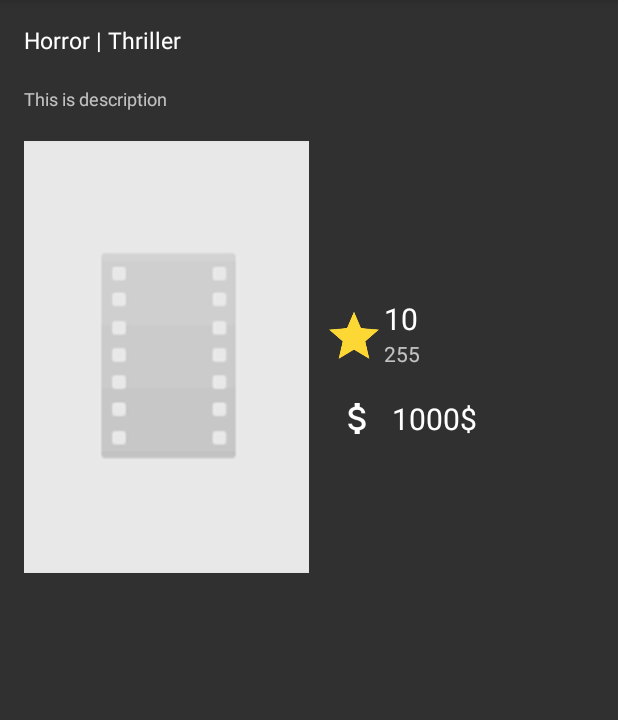
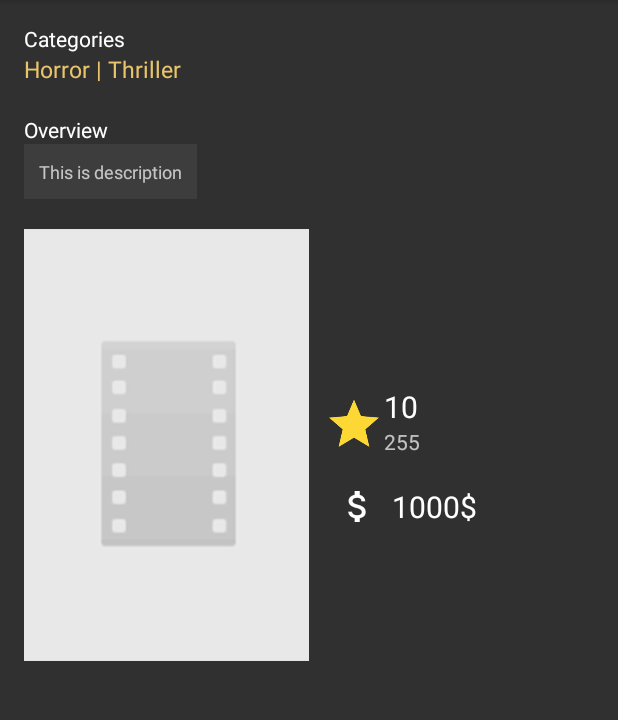
Before and after one commit to lionboom113/Flicks, an Android app: the MovieDetailActivity screen opened directly, with no data from a screen before it, on a phone screen of 412 x 824 dp, the part 84-804 px from its top. Run offline under Robolectric (Android 15) with nearby library versions, the phone set to English and light mode, and no system bars; our stand-ins replace ButterKnife, Picasso; libraries missing offline, so code that uses them is left out: jp.wasabeef.picasso; pictures from the network do not load.

Commit message:
add more animation and style

```diff
--- a/app/src/main/AndroidManifest.xml
+++ b/app/src/main/AndroidManifest.xml
@@ -17,7 +17,10 @@
                 <category android:name="android.intent.category.LAUNCHER" />
             </intent-filter>
         </activity>
-        <activity android:name=".MovieDetailActivity"></activity>
+        <activity android:name=".MovieDetailActivity" />
+        <activity
+            android:name=".YoutubeActivity"
+            android:label="@string/title_activity_youtube"></activity>
     </application>
 
 </manifest>
--- a/app/src/main/java/com/d2q/demo/assignment1/MainActivity.java
+++ b/app/src/main/java/com/d2q/demo/assignment1/MainActivity.java
@@ -1,9 +1,11 @@
 package com.d2q.demo.assignment1;
 
+import android.app.ActionBar;
 import android.app.Activity;
 import android.content.Intent;
 import android.content.res.Configuration;
 import android.graphics.Color;
+import android.graphics.drawable.ColorDrawable;
 import android.support.v4.widget.SwipeRefreshLayout;
 import android.support.v7.app.AppCompatActivity;
 import android.os.Bundle;
@@ -55,6 +57,7 @@ public class MainActivity extends Activity {
         setContentView(R.layout.activity_main);
         genreMap = new HashMap<Integer, String>();
         setTitle("Now playing");
+        ActionBar bar = getActionBar();
         Gson gson = new GsonBuilder()
                 .setDateFormat("yyyy-MM-dd'T'HH:mm:ssZ")
                 .create();
--- a/app/src/main/java/com/d2q/demo/assignment1/MovieDetailActivity.java
+++ b/app/src/main/java/com/d2q/demo/assignment1/MovieDetailActivity.java
@@ -55,6 +55,7 @@ public class MovieDetailActivity extends Activity {
     ImageView ivPoster;
     @Override
     protected void onCreate(Bundle savedInstanceState) {
+        overridePendingTransition(R.anim.slide_in, R.anim.slide_out);
         super.onCreate(savedInstanceState);
         setContentView(R.layout.activity_movie_detail);
         ButterKnife.bind(this);
@@ -78,7 +79,7 @@ public class MovieDetailActivity extends Activity {
                 tvBudget.setText(NumberFormat.getNumberInstance(Locale.US).format(mvDetail.getBudget()));
                 tvDescription.setText(mvDetail.getOverview());
                 tvFilmRating.setText(""+mvDetail.getVote_average());
-                tvTotalVote.setText(""+mvDetail.getVote_count());
+                tvTotalVote.setText(""+mvDetail.getVote_count() + " vote(s)");
                 StringBuilder sb = new StringBuilder("| ");
                 for (Genre genre: mvDetail.getGenres()) {
                     sb.append(genre.getName() + " | ");
@@ -93,4 +94,5 @@ public class MovieDetailActivity extends Activity {
             }
         });
     }
+
 }
--- /dev/null
+++ b/app/src/main/res/anim/slide_in.xml
@@ -0,0 +1,7 @@
+<?xml version="1.0" encoding="utf-8"?>
+<translate
+    xmlns:android="http://schemas.android.com/apk/res/android"
+    android:duration="@android:integer/config_longAnimTime"
+    android:fromXDelta="100%p"
+    android:toXDelta="0%p">
+</translate>
--- /dev/null
+++ b/app/src/main/res/anim/slide_out.xml
@@ -0,0 +1,7 @@
+<?xml version="1.0" encoding="utf-8"?>
+<translate
+    xmlns:android="http://schemas.android.com/apk/res/android"
+    android:duration="@android:integer/config_longAnimTime"
+    android:fromXDelta="0%p"
+    android:toXDelta="-100%p">
+</translate>
--- a/app/src/main/res/layout/activity_movie_detail.xml
+++ b/app/src/main/res/layout/activity_movie_detail.xml
@@ -9,18 +9,35 @@
     android:paddingTop="@dimen/activity_vertical_margin"
     android:orientation="vertical"
     tools:context="com.d2q.demo.assignment1.MovieDetailActivity">
+    <LinearLayout
+        android:layout_width="match_parent"
+        android:orientation="vertical"
+        android:layout_height="wrap_content">
+        <TextView
+            android:layout_width="wrap_content"
+            android:layout_height="wrap_content"
+            android:textColor="#fff"
+            android:text="Categories "/>
+        <TextView
+            android:layout_width="wrap_content"
+            android:layout_height="wrap_content"
+            android:id="@+id/txtGenre"
+            android:textSize="15dp"
+            android:textColor="#E9C46A"
+            android:layout_marginBottom="20dp"
+            android:text="Horror | Thriller" />
+    </LinearLayout>
     <TextView
         android:layout_width="wrap_content"
+        android:textColor="#fff"
         android:layout_height="wrap_content"
-        android:id="@+id/txtGenre"
-        android:textSize="15dp"
-        android:textColor="#fff"
-        android:layout_marginBottom="20dp"
-        android:text="Horror | Thriller" />
+        android:text="Overview"/>
     <TextView
         android:layout_width="wrap_content"
         android:layout_height="wrap_content"
         android:textSize="12dp"
+        android:padding="10dp"
+        android:background="#33757575"
         android:id="@+id/txtDescriptionDetail"
         android:text="This is description"/>
     <LinearLayout
--- a/app/src/main/res/values/strings.xml
+++ b/app/src/main/res/values/strings.xml
@@ -1,3 +1,4 @@
 <resources>
     <string name="app_name">Assignment1</string>
+    <string name="title_activity_youtube">YoutubeActivity</string>
 </resources>
```
Also changed, not shown: app/src/main/res/layout/activity_youtube.xml (added, +12 -0 lines), app/src/main/res/layout/movie_item_adapter.xml (+6 -1 lines), 1 other file.
